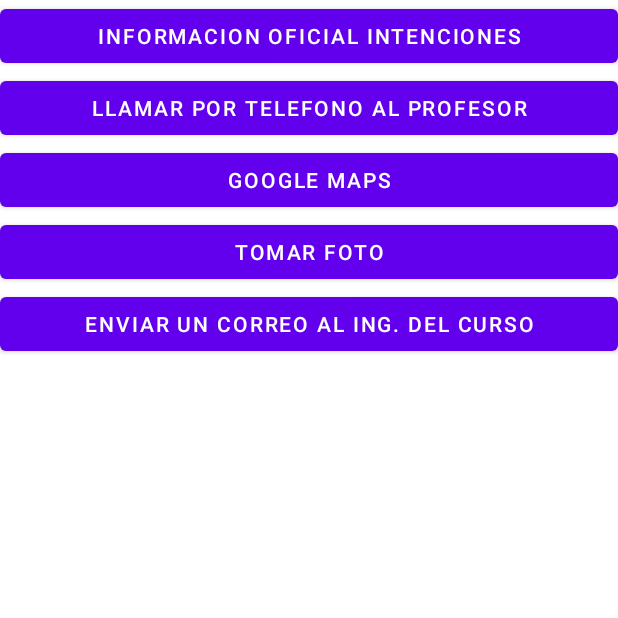
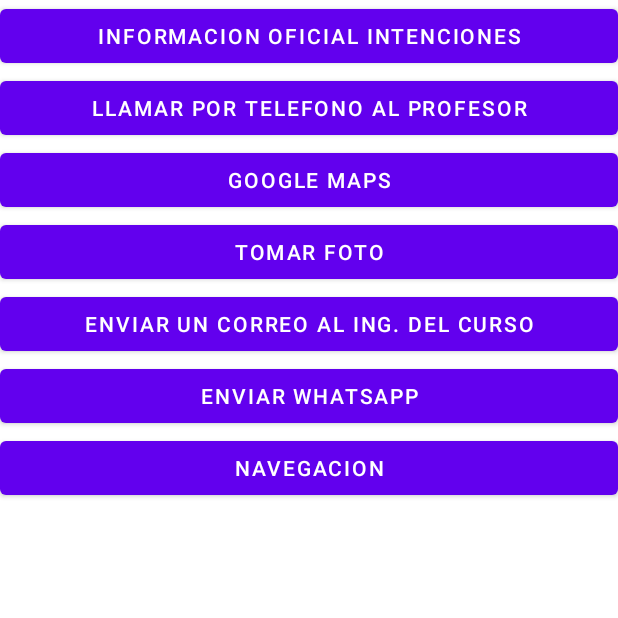
Before and after one commit to jhonatan1085/migranparte2, an Android app: the Intenciones screen opened directly, with no data from a screen before it, on a phone screen of 412 x 824 dp, the top half of it. Run offline under Robolectric (Android 15) with nearby library versions, the phone set to English and light mode, and no system bars.

Commit message:
agrego navegacion y envio a wasap

```diff
--- a/app/src/main/res/layout/activity_intenciones.xml
+++ b/app/src/main/res/layout/activity_intenciones.xml
@@ -31,4 +31,14 @@
         android:layout_height="wrap_content"
         android:onClick="email"
         android:text="Enviar un correo al Ing. del curso" />
+    <Button
+        android:layout_width="match_parent"
+        android:layout_height="wrap_content"
+        android:onClick="whatsapp"
+        android:text="Enviar whatsapp" />
+    <Button
+        android:layout_width="match_parent"
+        android:layout_height="wrap_content"
+        android:onClick="navegacion"
+        android:text="navegacion" />
 </LinearLayout>
```
Also changed, not shown: app/src/main/java/com/example/migranparte2/Intenciones.java (+69 -1 lines).
